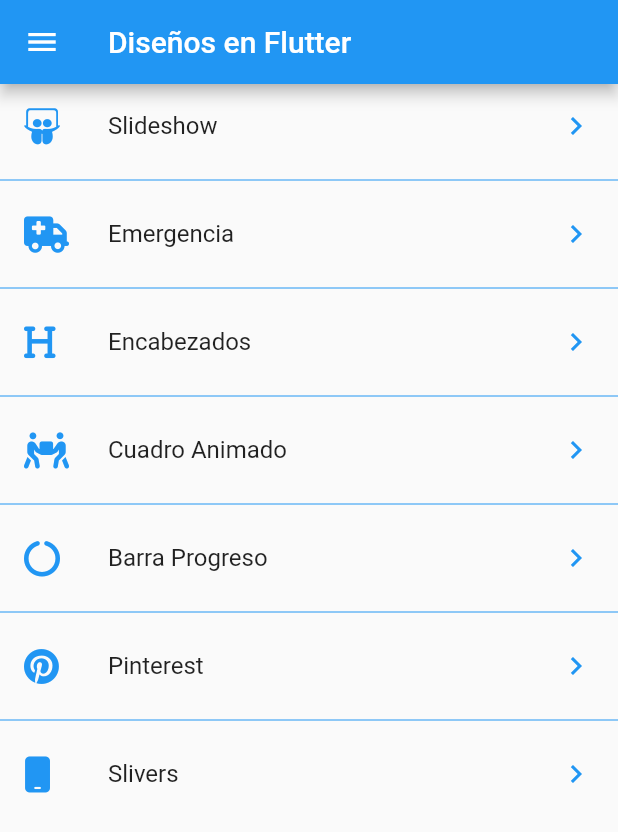
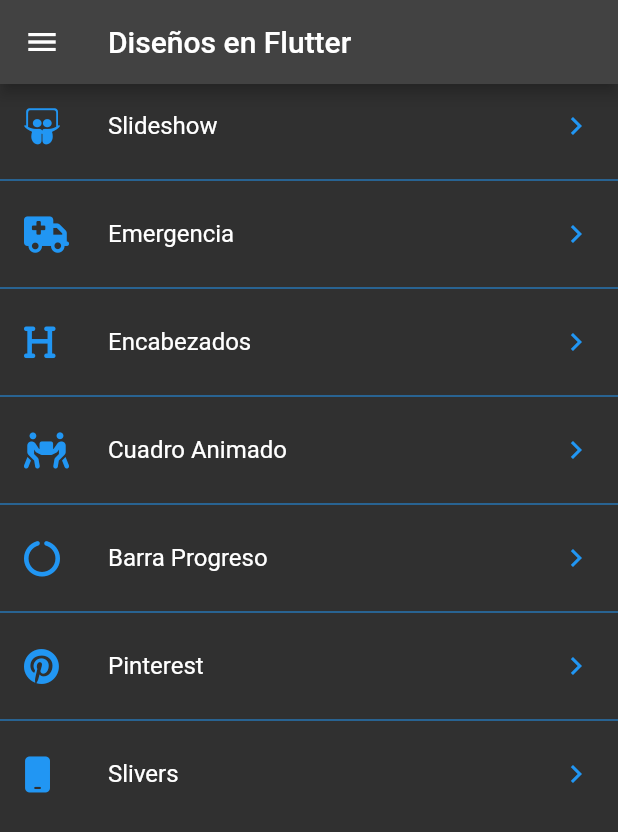
Before and after one commit to irwinet/app_flutter_custom_painter, a Flutter app: the screen it shows after launch, on a phone screen of 412 x 824 dp. Shown: the top 832 px of the screen. Run offline on Flutter 3.47's test engine with Material 2 defaults, Android fonts, the phone set to English and light mode, and no system bars; our stand-ins replace animate_do, flutter_svg, font_awesome_flutter.

Commit message:
Add theme dark or light

```diff
--- a/lib/main.dart
+++ b/lib/main.dart
@@ -15,7 +15,7 @@
 
 void main() => runApp(
   ChangeNotifierProvider(
-    create: (_) => new ThemeChanger(),
+    create: (_) => new ThemeChanger(2),
     child: MyApp(),
   )
 );
@@ -25,7 +25,10 @@
 
   @override
   Widget build(BuildContext context) {
+    final currentTheme = Provider.of<ThemeChanger>(context).currentTheme;
+
     return MaterialApp(
+      theme: currentTheme,
       debugShowCheckedModeBanner: false,
       title: 'Diseños App',
       // home: HeadersPage()
--- a/lib/theme/theme.dart
+++ b/lib/theme/theme.dart
@@ -4,18 +4,57 @@
   bool _darkTheme = false;
   bool _customTheme = false;
 
+  ThemeData _currentTheme = ThemeData.light();
+
   bool get darkTheme => this._darkTheme;
   bool get customTheme => this._customTheme;
+  ThemeData get currentTheme => this._currentTheme;
+
+  ThemeChanger(int theme){
+    switch (theme) {
+      case 1: // light
+        _darkTheme = false;
+        _customTheme = false;
+        _currentTheme = ThemeData.light();
+        break;
+      case 2: // Dark
+        _darkTheme = true;
+        _customTheme = false;
+        _currentTheme = ThemeData.dark();
+        break;
+      case 3: // CustomTheme
+        _darkTheme = false;
+        _customTheme = true;
+        break;
+      default:
+        _darkTheme = false;
+        _customTheme = false;
+        _currentTheme = ThemeData.light();
+        break;
+    }
+  }
 
   set darkTheme(bool value){
     _customTheme = false;
     _darkTheme = value;
+    if(value){
+      _currentTheme = ThemeData.dark();
+    }
+    else {
+      _currentTheme = ThemeData.light();
+    }
     notifyListeners();
   }
 
   set customTheme(bool value){
     _customTheme = value;
     _darkTheme = false;
+    if(value){
+      _currentTheme = ThemeData.light();
+    }
+    else {
+      _currentTheme = ThemeData.light();
+    }
     notifyListeners();
   }
 }
```
